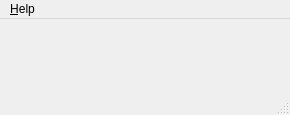
The window that auroraplot/gui/auroraplot_launcher.ui (stevemarple/auroraplot) describes before a commit, drawn with Qt 5.
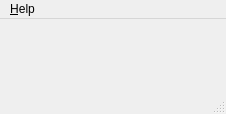
The same window after the commit. Icons and pictures are not drawn.

Commit message: Fix launcher size

Diff of the .ui file:
```diff
--- a/auroraplot/gui/auroraplot_launcher.ui
+++ b/auroraplot/gui/auroraplot_launcher.ui
@@ -6,8 +6,8 @@
    <rect>
     <x>0</x>
     <y>0</y>
-    <width>290</width>
-    <height>115</height>
+    <width>226</width>
+    <height>114</height>
    </rect>
   </property>
   <property name="windowTitle">
@@ -37,7 +37,7 @@
     <rect>
      <x>0</x>
      <y>0</y>
-     <width>290</width>
+     <width>226</width>
      <height>30</height>
     </rect>
    </property>
```
The commit also changes 1 other file.
